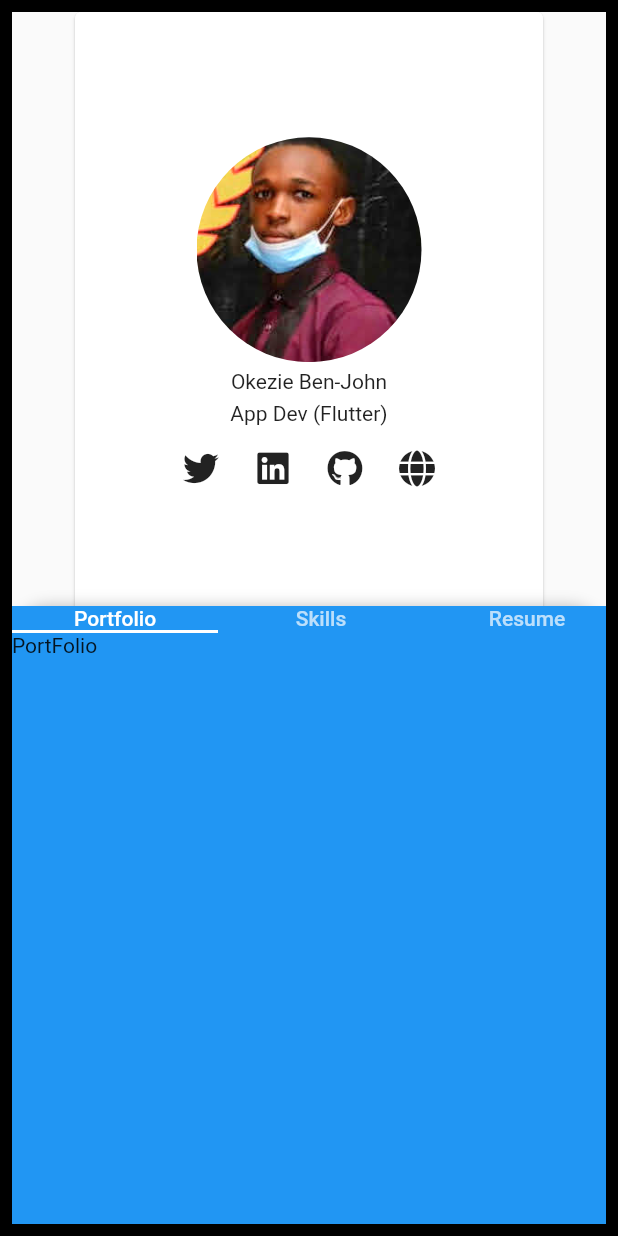
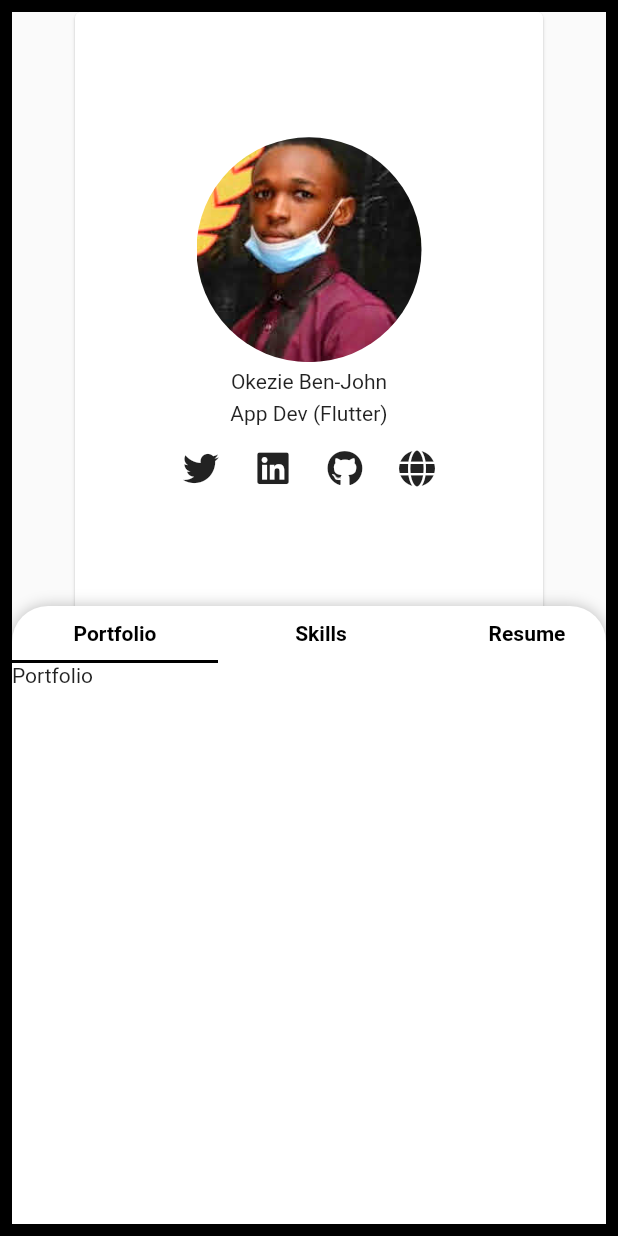
Before and after one commit to Avivar101/portfolio_app, a Flutter app: the screen it shows after launch, on a phone screen of 412 x 824 dp. Run offline on Flutter 3.47's test engine with Material 2 defaults, Android fonts, the phone set to English and light mode, and no system bars; drawn by our look-alikes of sliding_up_panel; our stand-ins replace font_awesome_flutter.

Commit message:
Update info_widget.dart

```diff
--- a/lib/widgets/info_widget.dart
+++ b/lib/widgets/info_widget.dart
@@ -1,4 +1,7 @@
 import 'package:flutter/material.dart';
+import 'package:portfolio_app/widgets/portfolio.dart';
+import 'package:portfolio_app/widgets/resume.dart';
+import 'package:portfolio_app/widgets/skills.dart';
 
 class InfoDetails extends StatelessWidget {
   const InfoDetails({Key? key}) : super(key: key);
@@ -11,22 +14,35 @@ class InfoDetails extends StatelessWidget {
       child: DefaultTabController(
           length: 3,
           child: Scaffold(
-            backgroundColor: Colors.blue,
+            backgroundColor: Colors.transparent,
             appBar: PreferredSize(
               preferredSize: Size.fromHeight(50),
               child: TabBar(
+                indicatorColor: Colors.black,
                 tabs: [
-                  Text( "Portfolio", style: TextStyle(),),
-                  Text("Skills"),
-                  Text("Resume"),
+                  Padding(
+                    padding: EdgeInsets.only(top: 10.0, bottom: 10.0),
+                    child: Text( "Portfolio",
+                    style: TextStyle(color: Colors.black, fontWeight: FontWeight.bold),),
+                  ),
+                  Padding(
+                    padding: EdgeInsets.only(top: 10.0, bottom: 10.0),
+                    child: Text( "Skills",
+                      style: TextStyle(color: Colors.black, fontWeight: FontWeight.bold),),
+                  ),
+                  Padding(
+                    padding: EdgeInsets.only(top: 10.0, bottom: 10.0),
+                    child: Text( "Resume",
+                      style: TextStyle(color: Colors.black, fontWeight: FontWeight.bold),),
+                  ),
                 ],
               ),
             ),
             body: TabBarView(
               children: [
-                Text("PortFolio"),
-                Text("Skills"),
-                Text("Resume"),
+                Portfolio(),
+                Skills(),
+                Resume(),
               ],
             ),
           )
```
